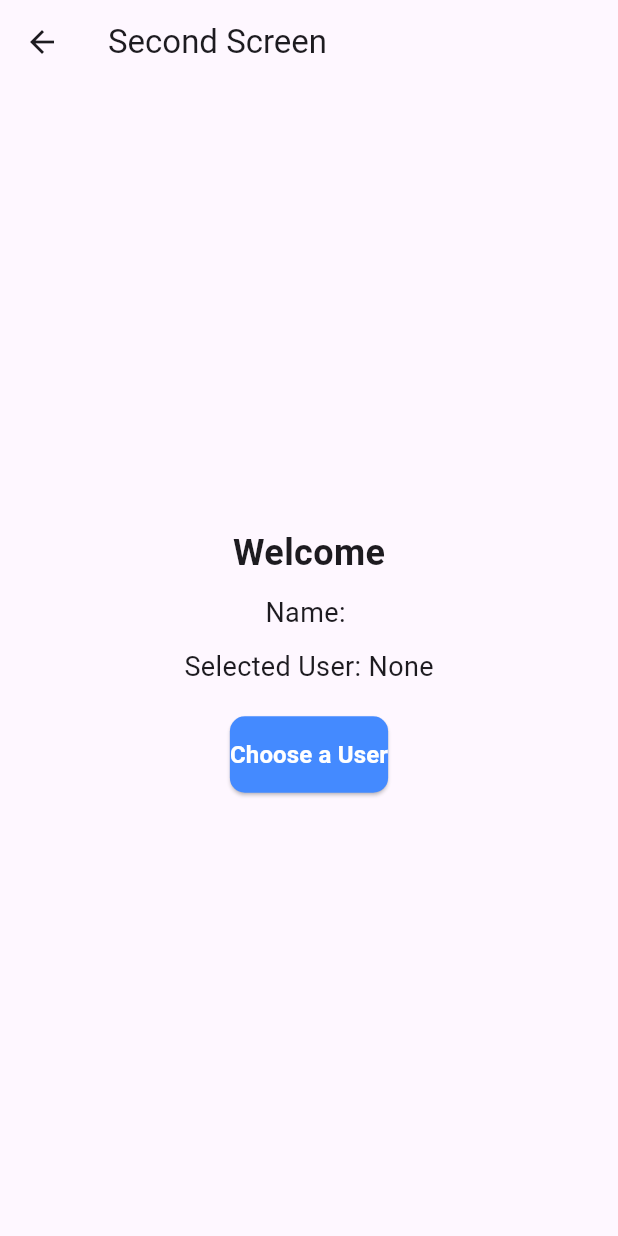
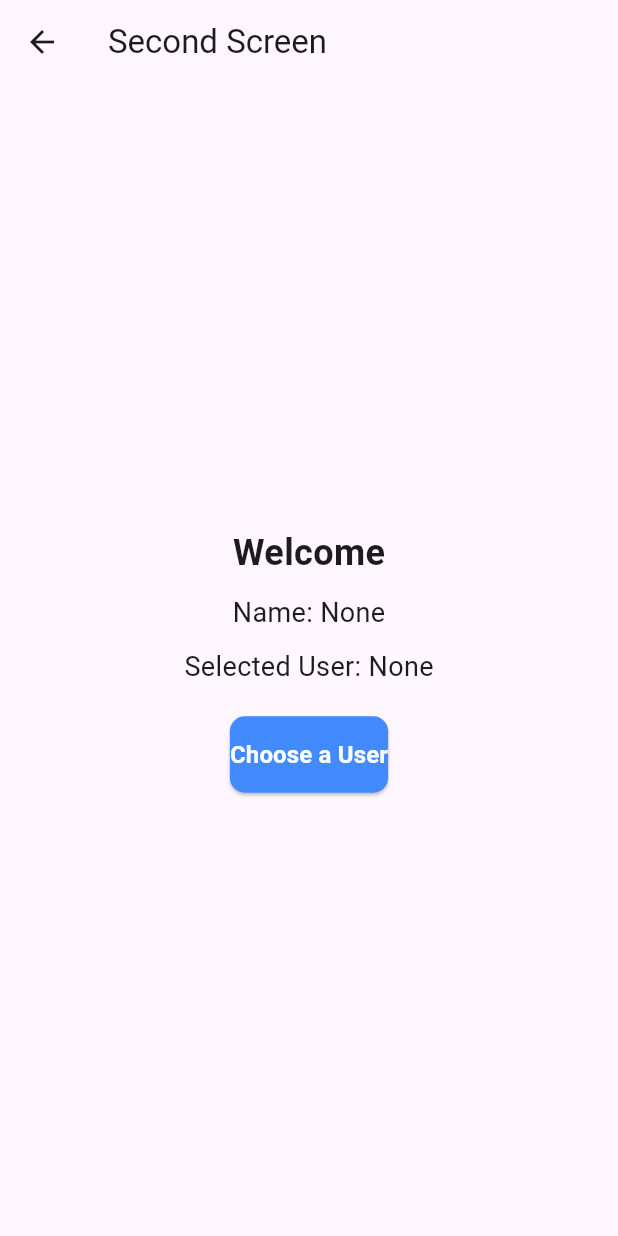
Before and after one commit to RizkyRafiyandika/Suitmedia_task, a Flutter app: the screen it shows after launch, after a tap on "Name", on a phone screen of 412 x 824 dp. Run offline on Flutter 3.47's test engine with Material 3 defaults, Android fonts, the light colour scheme and no system bars; accounts and stored records are empty; network calls fail.

Commit message:
migrate to provider

```diff
--- a/lib/main.dart
+++ b/lib/main.dart
@@ -1,8 +1,15 @@
 import 'package:flutter/material.dart';
+import 'package:provider/provider.dart';
 import 'package:suitmedia_task/pages/first_page.dart';
+import 'package:suitmedia_task/service/userProvider.dart';
 
 void main() {
-  runApp(const MyApp());
+  runApp(
+    MultiProvider(
+      providers: [ChangeNotifierProvider(create: (_) => Userprovider())],
+      child: const MyApp(),
+    ),
+  );
 }
 
 class MyApp extends StatelessWidget {
--- a/lib/pages/first_page.dart
+++ b/lib/pages/first_page.dart
@@ -1,5 +1,7 @@
 import 'package:flutter/material.dart';
+import 'package:provider/provider.dart';
 import 'package:suitmedia_task/pages/second_page.dart';
+import 'package:suitmedia_task/service/userProvider.dart';
 import 'package:suitmedia_task/widget/customeButton.dart';
 import 'package:suitmedia_task/widget/customeTextField.dart';
 
@@ -28,12 +30,12 @@ class _MyFirstPageState extends State<MyFirstPage> {
       context: context,
       builder: (context) {
         return AlertDialog(
-          title: Text("Result"),
+          title: const Text("Result"),
           content: Text(result ? "isPalindrome" : "not palindrome"),
           actions: [
             TextButton(
               onPressed: () => Navigator.pop(context),
-              child: Text("OK"),
+              child: const Text("OK"),
             ),
           ],
         );
@@ -42,10 +44,13 @@ class _MyFirstPageState extends State<MyFirstPage> {
   }
 
   void _goToNextScreen() {
+    final userProvider = Provider.of<Userprovider>(context, listen: false);
+    userProvider.setUserName(_nameController.text);
+
     Navigator.push(
       context,
       MaterialPageRoute(
-        builder: (context) => MySecondPage(name: _nameController.text),
+        builder: (context) => const MySecondPage(),
       ),
     );
   }
@@ -58,22 +63,21 @@ class _MyFirstPageState extends State<MyFirstPage> {
         padding: const EdgeInsets.all(16),
         child: Column(
           crossAxisAlignment: CrossAxisAlignment.stretch,
-
           children: [
             CustomTextField(
               label: "Name",
               hintText: "Enter your name",
               controller: _nameController,
             ),
-            SizedBox(height: 20),
+            const SizedBox(height: 20),
             CustomTextField(
               label: "Palindrome",
               hintText: "Enter text to check",
               controller: _palindromeController,
             ),
-            SizedBox(height: 20),
+            const SizedBox(height: 20),
             CustomButton(title: "Polindrome", onPressed: _checkPalindrome),
-            SizedBox(height: 10),
+            const SizedBox(height: 10),
             CustomButton(title: "Name", onPressed: _goToNextScreen),
           ],
         ),
--- a/lib/pages/second_page.dart
+++ b/lib/pages/second_page.dart
@@ -1,32 +1,33 @@
 import 'package:flutter/material.dart';
+import 'package:provider/provider.dart';
 import 'package:suitmedia_task/model/userModel.dart';
 import 'package:suitmedia_task/pages/third_page.dart';
+import 'package:suitmedia_task/service/userProvider.dart';
 import 'package:suitmedia_task/widget/customeButton.dart';
 
 class MySecondPage extends StatefulWidget {
-  final String name;
-
-  const MySecondPage({super.key, required this.name});
+  const MySecondPage({super.key});
 
   @override
   State<MySecondPage> createState() => _MySecondPageState();
 }
 
 class _MySecondPageState extends State<MySecondPage> {
-  String selectedUserName = "None";
-
   @override
   Widget build(BuildContext context) {
+    final userProvider = Provider.of<Userprovider>(context);
+    final String name = userProvider.username;
+    final String selectedUserName = userProvider.selectedUserName;
+
     void _ChooseButton() async {
       final UserModel? selectedUser = await Navigator.push(
         context,
         MaterialPageRoute(builder: (context) => MyThirdPage()),
       );
       if (selectedUser != null) {
-        setState(() {
-          selectedUserName =
-              "${selectedUser.firstName} ${selectedUser.lastName}";
-        });
+        userProvider.setSelectedUserName(
+          "${selectedUser.firstName} ${selectedUser.lastName}",
+        );
       }
     }
 
@@ -41,7 +42,7 @@ class _MySecondPageState extends State<MySecondPage> {
               style: TextStyle(fontSize: 24, fontWeight: FontWeight.bold),
             ),
             SizedBox(height: 10),
-            Text("Name: ${widget.name}", style: TextStyle(fontSize: 18)),
+            Text("Name: ${name}", style: TextStyle(fontSize: 18)),
             SizedBox(height: 10),
             Text(
               "Selected User: ${selectedUserName}",
--- /dev/null
+++ b/lib/service/userProvider.dart
@@ -0,0 +1,95 @@
+import 'package:flutter/material.dart';
+import 'package:suitmedia_task/model/userModel.dart';
+import 'package:suitmedia_task/service/ApiService.dart';
+
+class Userprovider with ChangeNotifier {
+  String name = "None";
+
+  String get username => name;
+
+  void setUserName(String? newName) {
+    if (newName == null || newName.isEmpty) {
+      name = "None";
+    } else {
+      name = newName;
+    }
+    notifyListeners();
+  }
+
+  String _selectedUserName = "None";
+
+  String get selectedUserName => _selectedUserName;
+
+  void setSelectedUserName(String name) {
+    _selectedUserName = name;
+    notifyListeners();
+  }
+
+  final ApiService _apiService = ApiService();
+
+  List<UserModel> _users = [];
+  int _currentPage = 1;
+  int _totalPages = 1;
+  bool _isLoading = false;
+  int _perPage = 4;
+
+  UserModel? _selectedUser;
+
+  List<UserModel> get users => _users;
+  int get currentPage => _currentPage;
+  int get totalPages => _totalPages;
+  bool get isLoading => _isLoading;
+  int get perPage => _perPage;
+  UserModel? get selectedUser => _selectedUser;
+
+  Future<void> fetchUsers({int page = 1}) async {
+    if (_isLoading) return;
+
+    _isLoading = true;
+    notifyListeners();
+
+    try {
+      final response = await _apiService.fetchUsers(
+        page: page,
+        perPage: _perPage,
+      );
+      _users = response.users;
+      _currentPage = response.page;
+      _totalPages = response.totalPages;
+    } catch (e) {
+      print("Error fetching users: $e");
+    }
+
+    _isLoading = false;
+    notifyListeners();
+  }
+
+  void setPerPage(int value) {
+    _perPage = value;
+    _currentPage = 1;
+    fetchUsers();
+  }
+
+  void nextPage() {
+    if (_currentPage < _totalPages) {
+      fetchUsers(page: _currentPage + 1);
+    }
+  }
+
+  void prevPage() {
+    if (_currentPage > 1) {
+      fetchUsers(page: _currentPage - 1);
+    }
+  }
+
+  void setSelectedUser(UserModel user) {
+    _selectedUser = user;
+    _selectedUserName = "${user.firstName} ${user.lastName}";
+    notifyListeners();
+  }
+
+  void clearSelectedUser() {
+    _selectedUser = null;
+    notifyListeners();
+  }
+}
--- a/pubspec.yaml
+++ b/pubspec.yaml
@@ -32,6 +32,7 @@ dependencies:
     sdk: flutter
 
   http: ^0.13.5
+  provider: ^6.1.5
 
 
   # The following adds the Cupertino Icons font to your application.
```
Also changed, not shown: lib/pages/third_page.dart (+81 -63 lines), lib/service/ApiService.dart (+7 -1 lines), pubspec.lock, 1 other file.
